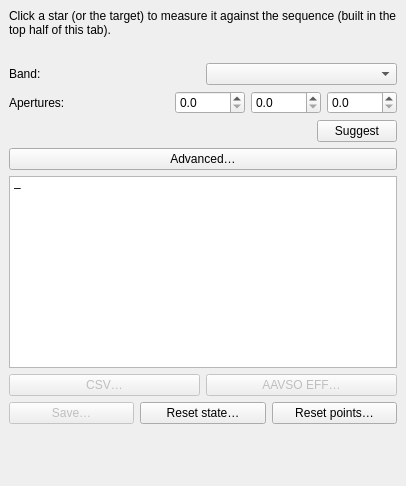
Qt form nightscribe/gui/ui/ufe_measure_tab.ui (irydeo/nightscribe) before a commit.
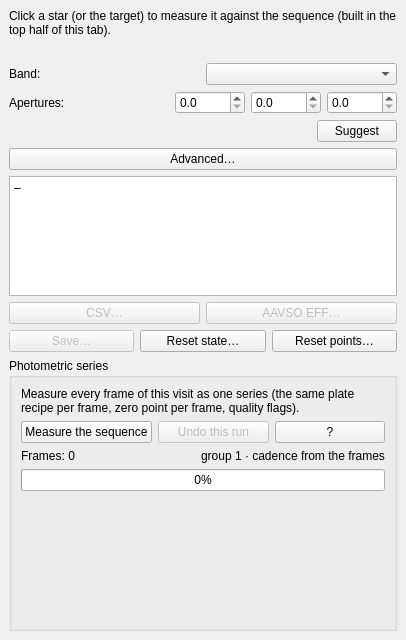
The same form after that commit.

Commit message: gui: series worker, measure-tab block, curve and undo (phase 5)

```diff
--- a/nightscribe/gui/ui/ufe_measure_tab.ui
+++ b/nightscribe/gui/ui/ufe_measure_tab.ui
@@ -269,6 +269,100 @@
      </item>
      </layout>
    </item>
+   <item>
+    <widget class="QGroupBox" name="grp_series">
+     <property name="title">
+      <string>Photometric series</string>
+     </property>
+     <property name="visible">
+      <bool>false</bool>
+     </property>
+     <layout class="QVBoxLayout" name="vbox_series">
+      <item>
+       <widget class="QLabel" name="lbl_series_hint">
+        <property name="text">
+         <string>Measure every frame of this visit as one series (the same plate recipe per frame, zero point per frame, quality flags).</string>
+        </property>
+        <property name="wordWrap">
+         <bool>true</bool>
+        </property>
+       </widget>
+      </item>
+      <item>
+       <layout class="QHBoxLayout" name="row_series_actions">
+        <item>
+         <widget class="QPushButton" name="btn_series">
+          <property name="toolTip">
+           <string>Measure the frames of this visit as a series: per-frame zero point, quality flags, honest errors. A new run starts; "Undo this run" removes only its points</string>
+          </property>
+          <property name="text">
+           <string>Measure the sequence</string>
+          </property>
+         </widget>
+        </item>
+        <item>
+         <widget class="QPushButton" name="btn_series_undo">
+          <property name="enabled">
+           <bool>false</bool>
+          </property>
+          <property name="toolTip">
+           <string>Delete the points of the last series run of this visit, without touching any other run</string>
+          </property>
+          <property name="text">
+           <string>Undo this run</string>
+          </property>
+         </widget>
+        </item>
+        <item>
+         <widget class="QPushButton" name="btn_series_help">
+          <property name="toolTip">
+           <string>Open the sequences guide (SEQUENCES) in the documentation browser</string>
+          </property>
+          <property name="text">
+           <string>?</string>
+          </property>
+         </widget>
+        </item>
+       </layout>
+      </item>
+      <item>
+       <layout class="QHBoxLayout" name="row_series_info">
+        <item>
+         <widget class="QLabel" name="lbl_series_frames">
+          <property name="text">
+           <string>Frames: 0</string>
+          </property>
+         </widget>
+        </item>
+        <item>
+         <widget class="QLabel" name="lbl_series_cadence">
+          <property name="text">
+           <string>group 1 · cadence from the frames</string>
+          </property>
+         </widget>
+        </item>
+       </layout>
+      </item>
+      <item>
+       <widget class="QProgressBar" name="prg_series">
+        <property name="value">
+         <number>0</number>
+        </property>
+       </widget>
+      </item>
+      <item>
+       <widget class="QWidget" name="wgt_series_chart">
+        <property name="minimumSize">
+         <size>
+          <width>0</width>
+          <height>150</height>
+         </size>
+        </property>
+       </widget>
+      </item>
+     </layout>
+    </widget>
+   </item>
    <item>
     <spacer name="vsp_measure">
      <property name="orientation">
```
The commit also changes 14 other files.
